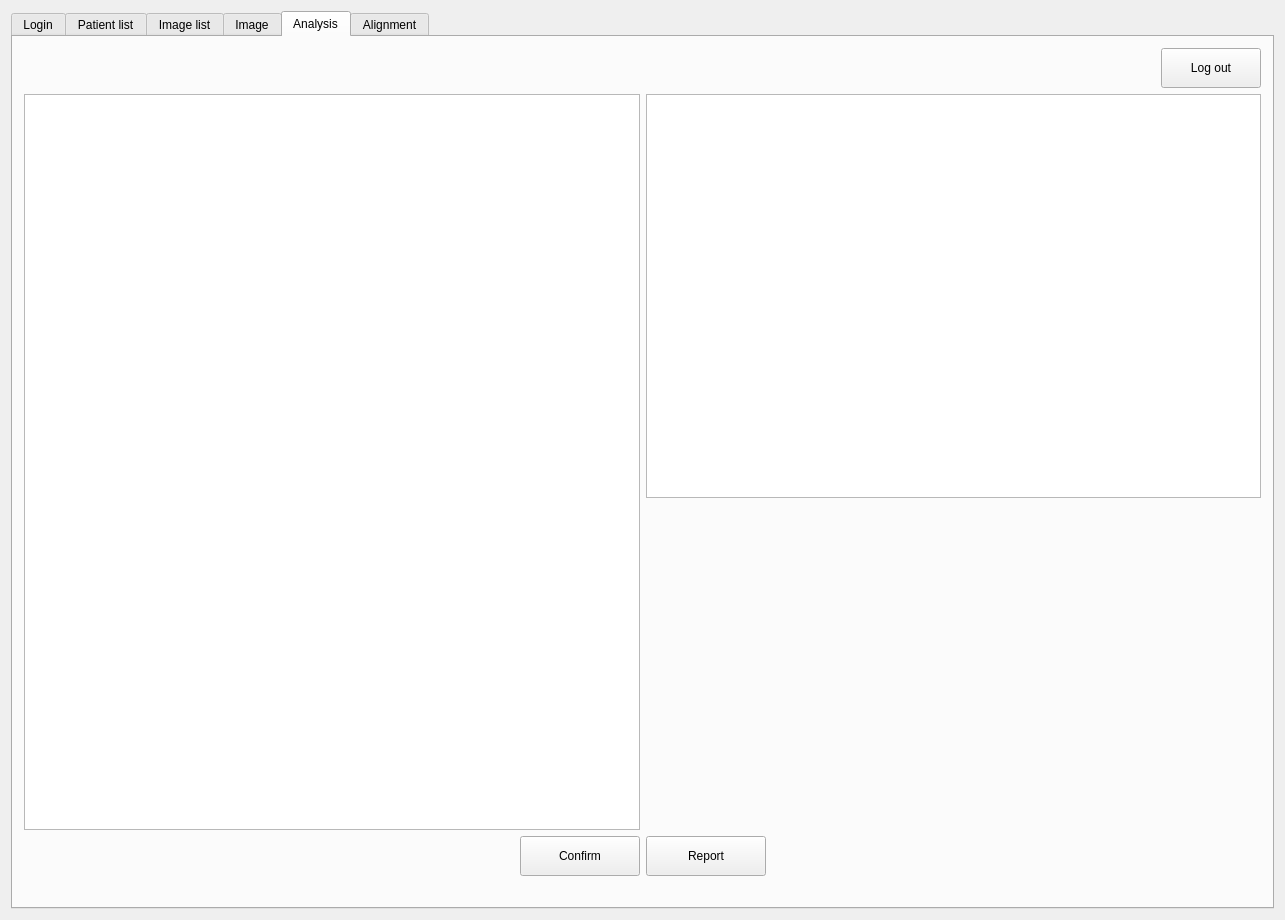
Above: DesktopApp/desktopapp.ui from michaelfong2017/landmark-annotator-desktop before the change. Below: the same form after it.
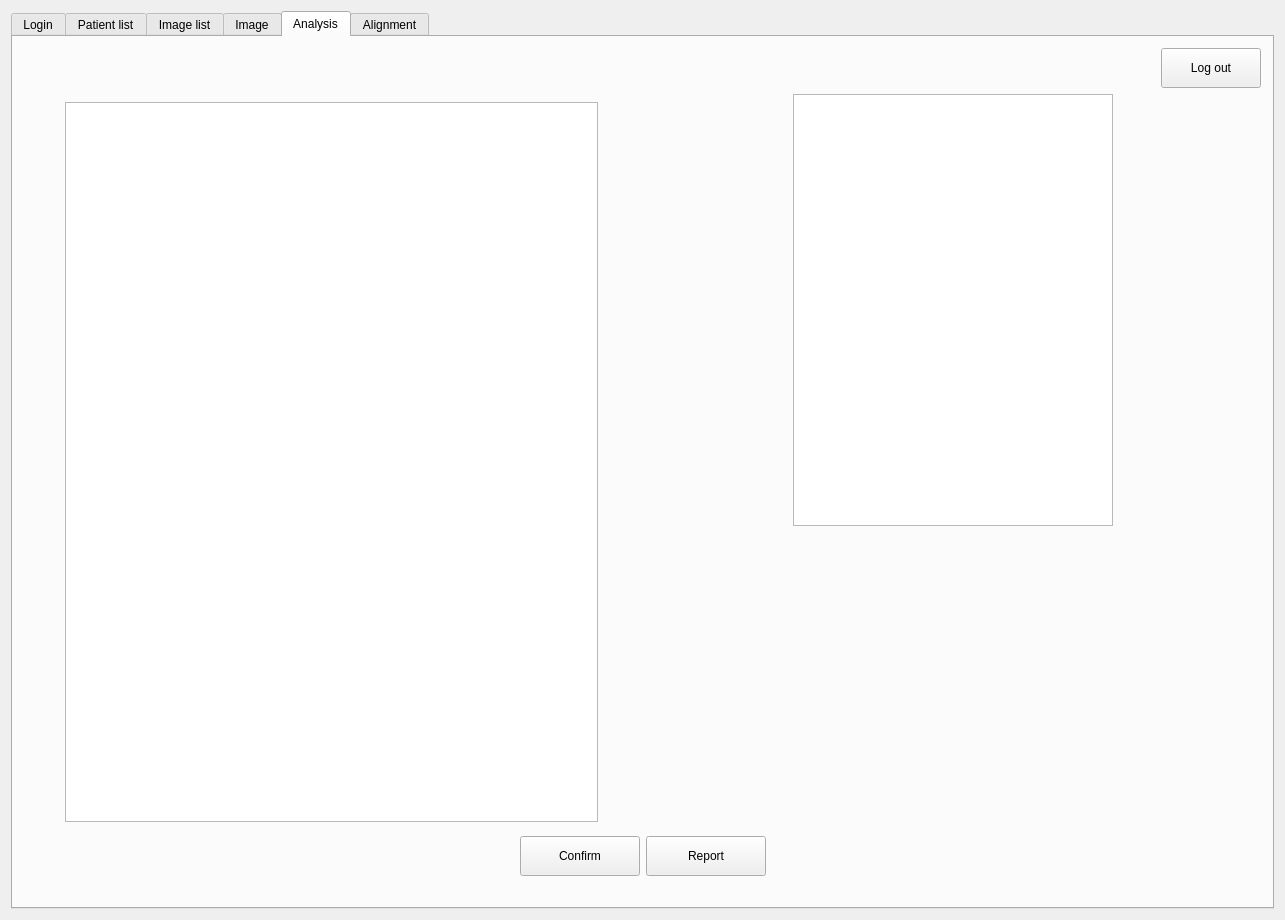
That is the form after the change. The open tabs and pages were chosen to show the change.

```diff
--- a/DesktopApp/desktopapp.ui
+++ b/DesktopApp/desktopapp.ui
@@ -1465,19 +1465,47 @@
           </widget>
          </item>
          <item>
-          <layout class="QHBoxLayout" name="horizontalLayout_31">
+          <layout class="QHBoxLayout" name="horizontalLayout_31" stretch="1,1">
            <item>
+            <layout class="QVBoxLayout" name="verticalLayout_7">
+             <item alignment="Qt::AlignHCenter">
             <widget class="QGraphicsView" name="graphicsViewAnnotation">
+               <property name="sizePolicy">
+                <sizepolicy hsizetype="Fixed" vsizetype="Fixed">
+                 <horstretch>0</horstretch>
+                 <verstretch>0</verstretch>
+                </sizepolicy>
+               </property>
+               <property name="minimumSize">
+                <size>
+                 <width>533</width>
+                 <height>720</height>
+                </size>
+               </property>
              <property name="styleSheet">
               <string notr="true">QScrollBar {height:0px; width:0px;}
 </string>
              </property>
             </widget>
            </item>
+            </layout>
+           </item>
            <item>
             <layout class="QVBoxLayout" name="verticalLayout_18">
-             <item>
+             <item alignment="Qt::AlignHCenter">
               <widget class="QGraphicsView" name="graphicsViewAnnotation2">
+               <property name="sizePolicy">
+                <sizepolicy hsizetype="Fixed" vsizetype="Fixed">
+                 <horstretch>0</horstretch>
+                 <verstretch>0</verstretch>
+                </sizepolicy>
+               </property>
+               <property name="minimumSize">
+                <size>
+                 <width>320</width>
+                 <height>432</height>
+                </size>
+               </property>
                <property name="styleSheet">
                 <string notr="true">QScrollBar {height:0px; width:0px;}</string>
                </property>
```
Lines whose indentation alone changed are shown as unchanged.
